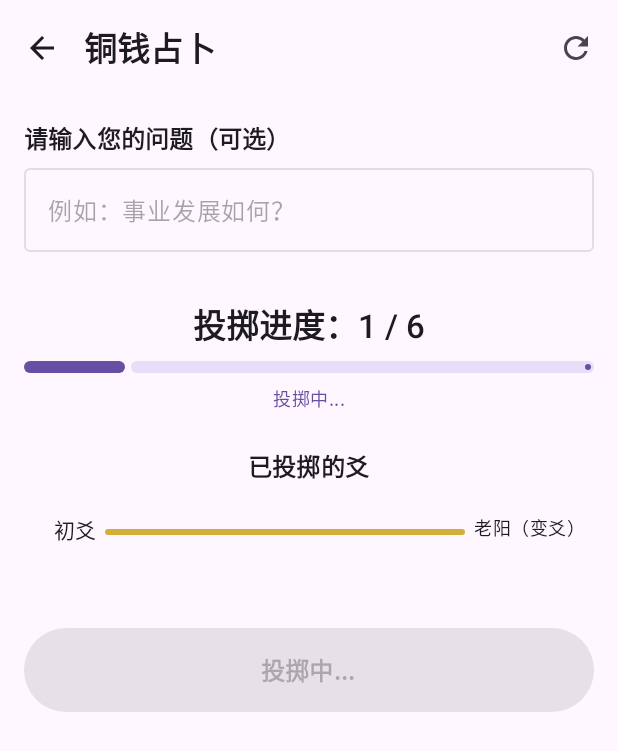
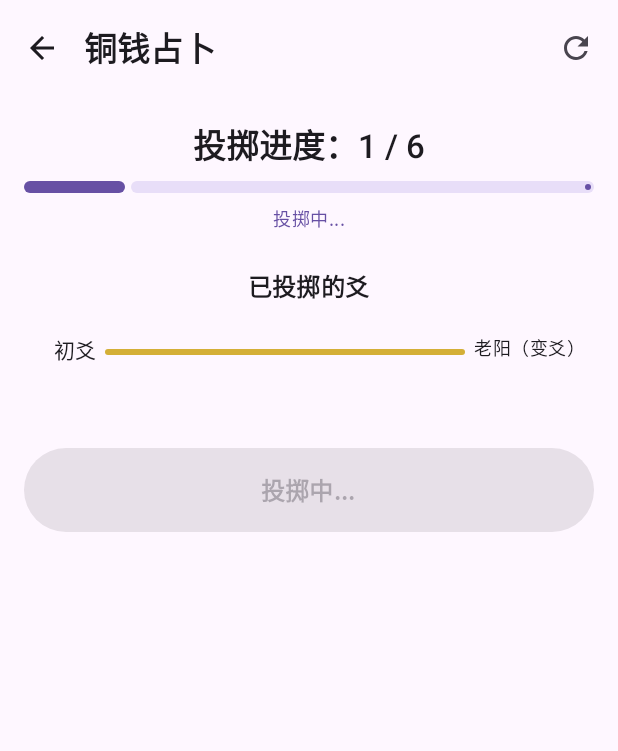
Before and after one commit to DivineBrightness/FT, an Android app built with Jetpack Compose: the DivinationScreen screen opened through its navigation route, after a tap on "开始占卜", on a phone screen of 412 x 824 dp. Shown: the top 751 px of the screen. Run offline under Robolectric (Android 15) with nearby library versions, the phone set to English and light mode, and no system bars; our stand-ins replace Dagger/Hilt's generated code.

Commit message:
Claude/fix divination crash 01 pvfjv2jvw mht7r ts7xyu zf (#13)
* 修复占卜完成后闪退的问题

问题描述：
- 用户点击开始占卜后，6爻都出来了，但是app直接闪退

根本原因：
- ResultViewModel中从SavedStateHandle获取recordId时使用了错误的类型
- 导航参数定义为NavType.LongType，但代码中使用get<String>获取
- 这导致recordId始终为-1，无法正确加载占卜结果数据

修复内容：
- 将 savedStateHandle.get<String>("recordId")?.toLongOrNull()
  修改为 savedStateHandle.get<Long>("recordId")
- 确保类型匹配，正确获取导航传递的recordId

影响范围：
- app/src/main/java/com/yijing/divination/ui/screen/result/ResultViewModel.kt:30

* 优化用户界面和修复导航问题

主要改进：
1. 删除占卜页面的问题输入框
   - 移除DivinationScreen中的QuestionInput组件
   - 删除DivinationViewModel中的question字段和setQuestion方法
   - 简化占卜流程，让用户更专注于占卜本身

2. 修复结果页面返回按钮不工作的问题
   - 修改导航逻辑，从占卜页面跳转到结果页面时清除占卜页面
   - 确保点击返回按钮能正确返回主页而不是刷新当前页面

3. 删除收藏功能（爱心按钮）
   - 移除ResultScreen中的收藏按钮UI
   - 删除ResultViewModel中的toggleFavorite方法
   - 简化界面，专注于占卜结果展示

4. 删除所有现代解读相关内容
   - 移除ResultScreen中的ModernInterpretationCard组件
   - 删除现代解读卡片（吉凶、事业、爱情、健康、财富等）
   - 专注于传统易经卦辞解读

影响文件：
- app/src/main/java/com/yijing/divination/ui/navigation/NavGraph.kt
- app/src/main/java/com/yijing/divination/ui/screen/divination/DivinationScreen.kt
- app/src/main/java/com/yijing/divination/ui/screen/divination/DivinationViewModel.kt
- app/src/main/java/com/yijing/divination/ui/screen/result/ResultScreen.kt
- app/src/main/java/com/yijing/divination/ui/screen/result/ResultViewModel.kt

---------

Co-authored-by: Claude <noreply@anthropic.com>

```diff
--- a/app/src/main/java/com/yijing/divination/ui/navigation/NavGraph.kt
+++ b/app/src/main/java/com/yijing/divination/ui/navigation/NavGraph.kt
@@ -67,7 +67,10 @@ fun YiJingNavGraph(
         composable(Screen.Divination.route) {
             DivinationScreen(
                 onNavigateToResult = { recordId ->
-                    navController.navigate(Screen.Result.createRoute(recordId))
+                    navController.navigate(Screen.Result.createRoute(recordId)) {
+                        // 跳转到结果页面时，移除占卜页面
+                        popUpTo(Screen.Divination.route) { inclusive = true }
+                    }
                 },
                 onNavigateBack = {
                     navController.navigateUp()
--- a/app/src/main/java/com/yijing/divination/ui/screen/divination/DivinationScreen.kt
+++ b/app/src/main/java/com/yijing/divination/ui/screen/divination/DivinationScreen.kt
@@ -25,7 +25,6 @@ import androidx.compose.material3.Icon
 import androidx.compose.material3.IconButton
 import androidx.compose.material3.LinearProgressIndicator
 import androidx.compose.material3.MaterialTheme
-import androidx.compose.material3.OutlinedTextField
 import androidx.compose.material3.Scaffold
 import androidx.compose.material3.Text
 import androidx.compose.material3.TopAppBar
@@ -93,15 +92,6 @@ fun DivinationScreen(
                 .verticalScroll(rememberScrollState()),
             horizontalAlignment = Alignment.CenterHorizontally
         ) {
-            // 问题输入区域
-            QuestionInput(
-                question = uiState.question,
-                onQuestionChange = { viewModel.setQuestion(it) },
-                enabled = uiState.divinationState == DivinationState.IDLE
-            )
-
-            Spacer(modifier = Modifier.height(32.dp))
-
             // 投掷进度
             TossProgress(
                 currentIndex = uiState.currentTossIndex,
@@ -131,32 +121,6 @@ fun DivinationScreen(
                 onClick = { viewModel.startDivination() }
             )
         }
-    }
-}
-
-/**
- * 问题输入组件
- */
-@Composable
-private fun QuestionInput(
-    question: String,
-    onQuestionChange: (String) -> Unit,
-    enabled: Boolean
-) {
-    Column(modifier = Modifier.fillMaxWidth()) {
-        Text(
-            text = "请输入您的问题（可选）",
-            style = MaterialTheme.typography.titleMedium,
-            modifier = Modifier.padding(bottom = 8.dp)
-        )
-        OutlinedTextField(
-            value = question,
-            onValueChange = onQuestionChange,
-            modifier = Modifier.fillMaxWidth(),
-            placeholder = { Text("例如：事业发展如何？") },
-            enabled = enabled,
-            maxLines = 3
-        )
     }
 }
 
```
Also changed, not shown: app/src/main/java/com/yijing/divination/ui/screen/divination/DivinationViewModel.kt (+1 -9 lines), app/src/main/java/com/yijing/divination/ui/screen/result/ResultScreen.kt (+0 -74 lines), app/src/main/java/com/yijing/divination/ui/screen/result/ResultViewModel.kt (+0 -19 lines).
